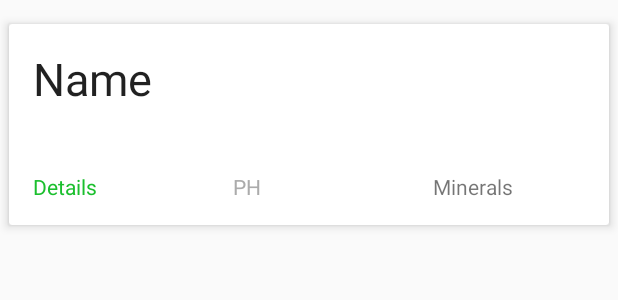
After one commit to Igelex/EISSS17GonschorAtamantschuk, an Android app: the layout item_card_view.xml on its own in the app's theme, with its tools: preview values and no code run, on a phone screen of 412 x 824 dp. The commit adds this screen. Shown: the top 300 px of the screen. Run offline under Robolectric (Android 15) with nearby library versions, the phone set to English and light mode, and no system bars.

Commit message:
added Layout and Entry Class

```diff
--- a/MS1/Prototype/Client/HarvestHand/app/build.gradle
+++ b/MS1/Prototype/Client/HarvestHand/app/build.gradle
@@ -27,4 +27,6 @@ dependencies {
     compile 'com.android.support:appcompat-v7:25.3.1'
     compile 'com.android.support.constraint:constraint-layout:1.0.2'
     testCompile 'junit:junit:4.12'
+    compile 'com.android.support:recyclerview-v7:25.3.1'
+    compile 'com.android.support:cardview-v7:25.3.1'
 }
--- a/MS1/Prototype/Client/HarvestHand/app/src/main/java/com/example/android/harvesthand/MainActivity.java
+++ b/MS1/Prototype/Client/HarvestHand/app/src/main/java/com/example/android/harvesthand/MainActivity.java
@@ -2,6 +2,7 @@ package com.example.android.harvesthand;
 
 import android.support.v7.app.AppCompatActivity;
 import android.os.Bundle;
+import android.widget.Toast;
 
 public class MainActivity extends AppCompatActivity {
 
@@ -9,5 +10,6 @@ public class MainActivity extends AppCompatActivity {
     protected void onCreate(Bundle savedInstanceState) {
         super.onCreate(savedInstanceState);
         setContentView(R.layout.activity_main);
+        Toast.makeText(this, "Hallo", Toast.LENGTH_LONG).show();
     }
 }
--- /dev/null
+++ b/MS1/Prototype/Client/HarvestHand/app/src/main/res/layout/item_card_view.xml
@@ -0,0 +1,98 @@
+<?xml version="1.0" encoding="utf-8"?>
+<android.support.v7.widget.CardView xmlns:android="http://schemas.android.com/apk/res/android"
+    xmlns:card_view="http://schemas.android.com/apk/res-auto"
+    android:layout_width="match_parent"
+    android:layout_height="wrap_content"
+    android:layout_marginBottom="16dp"
+    android:layout_marginLeft="6dp"
+    android:layout_marginRight="6dp"
+    android:layout_marginTop="16dp"
+    android:background="@android:color/transparent"
+    android:cacheColorHint="@android:color/transparent"
+    android:orientation="vertical"
+    card_view:cardBackgroundColor="@android:color/white"
+    card_view:cardCornerRadius="2dp"
+    card_view:cardElevation="4dp"
+    android:descendantFocusability="blocksDescendants"
+    android:id="@+id/card">
+
+    <LinearLayout
+        android:layout_width="match_parent"
+        android:layout_height="match_parent"
+        android:orientation="vertical">
+
+        <LinearLayout
+            android:layout_width="match_parent"
+            android:layout_height="match_parent"
+            android:orientation="horizontal">
+
+            <TextView
+                android:id="@+id/name"
+                style="@style/card_textview"
+                android:layout_width="match_parent"
+                android:layout_height="wrap_content"
+                android:layout_marginLeft="16dp"
+                android:layout_marginTop="16dp"
+                android:layout_marginBottom="0dp"
+                android:layout_weight="1"
+                android:maxLines="1"
+                android:text="Name"
+                android:textAppearance="@style/TextAppearance.AppCompat.Headline"
+                android:textSize="30sp" />
+
+            <TextView
+                android:id="@+id/entry_id"
+                style="@style/card_textview"
+                android:layout_width="wrap_content"
+                android:layout_height="wrap_content"
+                android:layout_margin="16dp"
+                android:layout_weight="1"
+                android:maxLines="2"
+                android:text="ID"
+                android:textAppearance="@style/TextAppearance.AppCompat.Light.SearchResult.Title"
+                android:textColor="#9c9c9c"
+                android:textSize="20sp" />
+
+        </LinearLayout>
+
+        <LinearLayout
+            android:layout_width="match_parent"
+            android:layout_height="match_parent"
+            android:layout_weight="1"
+            android:orientation="horizontal">
+
+            <TextView
+                android:id="@+id/entry_water"
+                style="@style/card_textview"
+                android:layout_width="match_parent"
+                android:layout_height="wrap_content"
+                android:layout_margin="16dp"
+                android:layout_weight="1"
+                android:maxLines="1"
+                android:text="Details"
+                android:textColor="#1bbf2e"
+                android:textSize="14sp" />
+
+            <TextView
+                android:id="@+id/entry_ph"
+                style="@style/card_textview"
+                android:layout_width="match_parent"
+                android:layout_height="wrap_content"
+                android:layout_margin="16dp"
+                android:layout_weight="1"
+                android:text="PH"
+                android:textAllCaps="true"
+                android:textColor="#ababab" />
+
+            <TextView
+                android:id="@+id/entry_minerals"
+                android:layout_width="match_parent"
+                android:layout_height="wrap_content"
+                android:layout_weight="1"
+                android:layout_margin="16dp"
+                android:text="Minerals" />
+        </LinearLayout>
+
+    </LinearLayout>
+
+</android.support.v7.widget.CardView>
--- a/MS1/Prototype/Client/HarvestHand/app/src/main/res/values/styles.xml
+++ b/MS1/Prototype/Client/HarvestHand/app/src/main/res/values/styles.xml
@@ -8,4 +8,11 @@
         <item name="colorAccent">@color/colorAccent</item>
     </style>
 
+    <!-- Card TextView Style. -->
+    <style name="card_textview">
+        <item name="android:layout_marginLeft">10dp</item>
+        <item name="android:layout_marginRight">10dp</item>
+        <item name="android:layout_marginTop">16dp</item>
+    </style>
+
 </resources>
--- a/MS1/Prototype/Client/HarvestHand/build.gradle
+++ b/MS1/Prototype/Client/HarvestHand/build.gradle
@@ -5,7 +5,7 @@ buildscript {
         jcenter()
     }
     dependencies {
-        classpath 'com.android.tools.build:gradle:2.3.1'
+        classpath 'com.android.tools.build:gradle:2.3.2'
 
         // NOTE: Do not place your application dependencies here; they belong
         // in the individual module build.gradle files
```
Also changed, not shown: MS1/Prototype/Client/HarvestHand/app/src/main/java/com/example/android/harvesthand/Entry.java (added, +77 -0 lines), MS1/Prototype/Client/HarvestHand/app/src/main/res/layout/activity_main.xml (+7 -10 lines).
